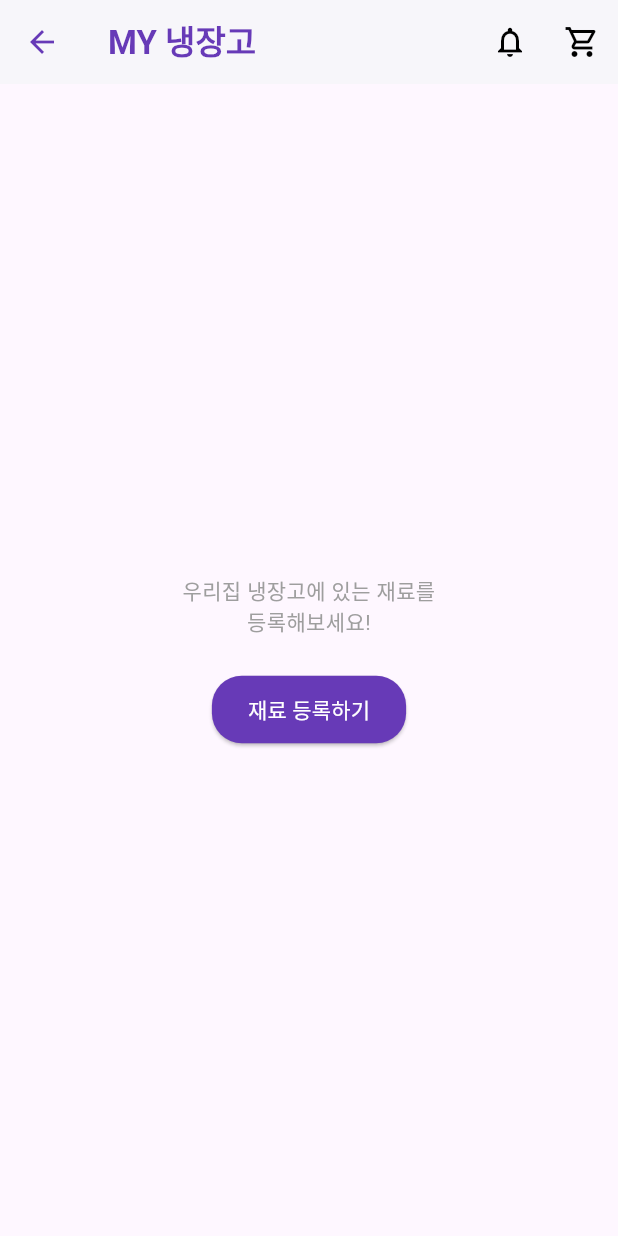
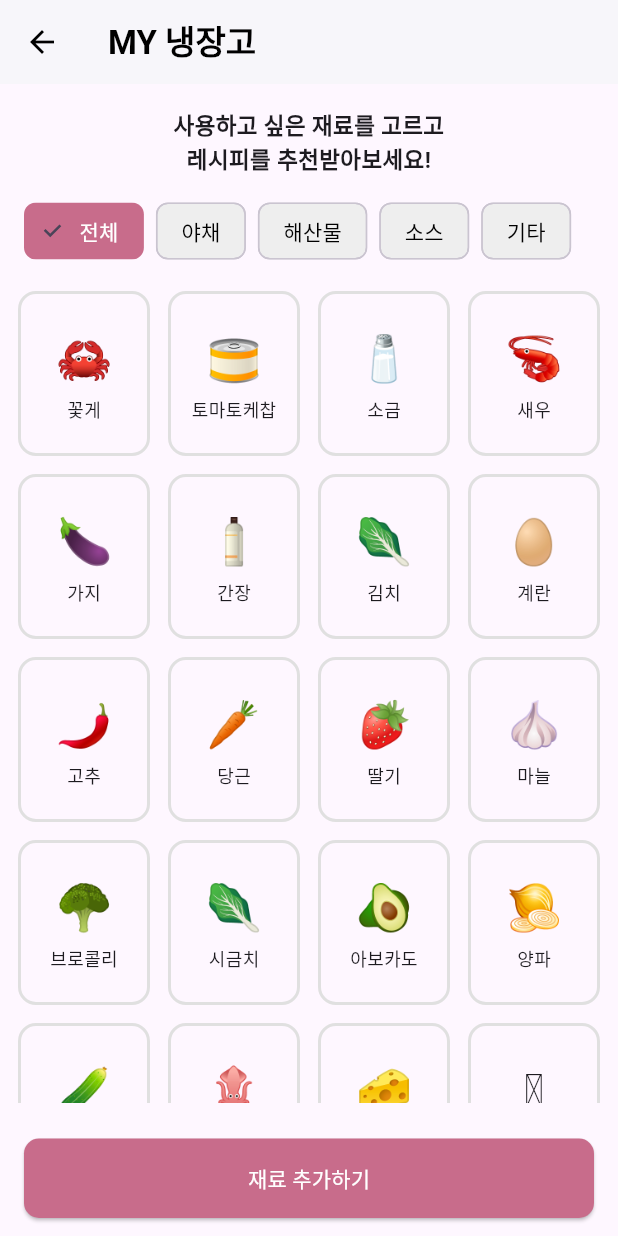
Before and after one commit to jinju9513/recipea-, a Flutter app: the RefrigPage screen opened directly, after a tap on "재료 등록하기", on a phone screen of 412 x 824 dp. Run offline on Flutter 3.47's test engine with Material 3 defaults, Android fonts, the phone set to English and light mode, and no system bars; our stand-ins replace material_design_icons_flutter.

Commit message:
feat : 냉장고 페이지, 필터링 기능 추가

```diff
--- /dev/null
+++ b/lib/UI/pages/refirg/ingredient_register_page.dart
@@ -0,0 +1,123 @@
+import 'package:flutter/material.dart';
+import 'package:recipea_app/UI/pages/refirg/my_frigerator_list_page.dart';
+import 'package:recipea_app/UI/pages/refirg/widgets/ingredient_category_tabs.dart';
+import 'package:recipea_app/UI/pages/refirg/widgets/ingredient_grid.dart';
+import 'package:recipea_app/UI/pages/refirg/widgets/refirg_app_bar.dart';
+
+class IngredientRegisterPage extends StatefulWidget {
+  const IngredientRegisterPage({super.key});
+
+  @override
+  State<IngredientRegisterPage> createState() => _IngredientRegisterPageState();
+}
+
+class _IngredientRegisterPageState extends State<IngredientRegisterPage> {
+  String selectedCategory = '전체';
+
+  final List<String> categories = ['전체', '야채', '해산물', '소스', '기타'];
+
+  final List<Map<String, dynamic>> ingredients = [
+    {'name': '꽃게', 'emoji': '🦀', 'category': '해산물'},
+    {'name': '토마토케찹', 'emoji': '🥫', 'category': '소스'},
+    {'name': '소금', 'emoji': '🧂', 'category': '소스'},
+    {'name': '새우', 'emoji': '🦐', 'category': '해산물'},
+    {'name': '가지', 'emoji': '🍆', 'category': '야채'},
+    {'name': '간장', 'emoji': '🧴', 'category': '소스'},
+    {'name': '김치', 'emoji': '🥬', 'category': '기타'},
+    {'name': '계란', 'emoji': '🥚', 'category': '기타'},
+    {'name': '고추', 'emoji': '🌶️', 'category': '야채'},
+    {'name': '당근', 'emoji': '🥕', 'category': '야채'},
+    {'name': '딸기', 'emoji': '🍓', 'category': '기타'},
+    {'name': '마늘', 'emoji': '🧄', 'category': '야채'},
+    {'name': '브로콜리', 'emoji': '🥦', 'category': '야채'},
+    {'name': '시금치', 'emoji': '🥬', 'category': '야채'},
+    {'name': '아보카도', 'emoji': '🥑', 'category': '야채'},
+    {'name': '양파', 'emoji': '🧅', 'category': '야채'},
+    {'name': '오이', 'emoji': '🥒', 'category': '야채'},
+    {'name': '오징어', 'emoji': '🦑', 'category': '해산물'},
+    {'name': '치즈', 'emoji': '🧀', 'category': '기타'},
+    {'name': '콩', 'emoji': '🫘', 'category': '기타'},
+    {'name': '피망', 'emoji': '🫑', 'category': '야채'},
+    {'name': '감자', 'emoji': '🥔', 'category': '야채'},
+  ];
+
+  final Set<String> selectedIngredients = {};
+
+  @override
+  Widget build(BuildContext context) {
+    return Scaffold(
+      appBar: buildMyAppBar('MY 냉장고'),
+      body: Column(
+        children: [
+          const SizedBox(height: 16),
+          const Text(
+            '사용하고 싶은 재료를 고르고\n레시피를 추천받아보세요!',
+            textAlign: TextAlign.center,
+            style: TextStyle(fontWeight: FontWeight.bold, fontSize: 15),
+          ),
+          const SizedBox(height: 16),
+          IngredientCategoryTabs(
+            categories: categories,
+            selectedCategory: selectedCategory,
+            onCategorySelected: (value) {
+              setState(() => selectedCategory = value);
+            },
+          ),
+          const SizedBox(height: 8),
+          Expanded(
+            child: IngredientGrid(
+              ingredients: _filteredIngredients(),
+              selectedIngredients: selectedIngredients,
+              onToggle: (name) {
+                setState(() {
+                  if (selectedIngredients.contains(name)) {
+                    selectedIngredients.remove(name);
+                  } else {
+                    selectedIngredients.add(name);
+                  }
+                });
+              },
+            ),
+          ),
+          Padding(
+            padding: const EdgeInsets.symmetric(vertical: 12, horizontal: 16),
+            child: SizedBox(
+              width: double.infinity,
+              child: ElevatedButton(
+                onPressed: () {
+                  Navigator.push(
+                    context,
+                    MaterialPageRoute(
+                      builder: (_) => MyRefrigeratorListPage(
+                        selectedItems: selectedIngredients.toList(),
+                      ),
+                    ),
+                  );
+                },
+                style: ElevatedButton.styleFrom(
+                  backgroundColor: const Color(0xFFC86C8B),
+                  shape: RoundedRectangleBorder(
+                    borderRadius: BorderRadius.circular(10),
+                  ),
+                  padding: const EdgeInsets.symmetric(vertical: 16),
+                ),
+                child: const Text(
+                  '재료 추가하기',
+                  style: TextStyle(color: Colors.white),
+                ),
+              ),
+            ),
+          ),
+        ],
+      ),
+    );
+  }
+
+  List<Map<String, dynamic>> _filteredIngredients() {
+    return selectedCategory == '전체'
+        ? ingredients
+        : ingredients
+            .where((item) => item['category'] == selectedCategory)
+            .toList();
+  }
+}
--- a/lib/UI/pages/refirg/refrig_page.dart
+++ b/lib/UI/pages/refirg/refrig_page.dart
@@ -1,4 +1,7 @@
 import 'package:flutter/material.dart';
+import 'package:recipea_app/UI/pages/refirg/ingredient_register_page.dart';
+import 'package:recipea_app/UI/pages/refirg/widgets/refirg_app_bar.dart';
+import 'package:recipea_app/core/colors.dart';
 
 class RefrigPage extends StatelessWidget {
   const RefrigPage({super.key});
@@ -6,34 +9,7 @@ class RefrigPage extends StatelessWidget {
   @override
   Widget build(BuildContext context) {
     return Scaffold(
-      appBar: AppBar(
-        backgroundColor: Colors.white,
-        leading: IconButton(
-          icon: const Icon(Icons.arrow_back, color: Colors.deepPurple),
-          onPressed: () {
-            Navigator.pop(context);
-          },
-        ),
-        title: const Text(
-          'MY 냉장고',
-          style: TextStyle(
-            color: Colors.deepPurple,
-            fontWeight: FontWeight.bold,
-          ),
-        ),
-        actions: [
-          IconButton(
-            icon: const Icon(Icons.notifications_none, color: Colors.black),
-            onPressed: () {},
-          ),
-          IconButton(
-            icon: const Icon(Icons.shopping_cart_outlined, color: Colors.black),
-            onPressed: () {},
-          ),
-        ],
-        elevation: 1,
-        centerTitle: false,
-      ),
+      appBar:buildMyAppBar('My냉장고'),
       body: Center(
         child: Column(
           mainAxisAlignment: MainAxisAlignment.center,
@@ -49,14 +25,17 @@ class RefrigPage extends StatelessWidget {
             const SizedBox(height: 24),
             ElevatedButton(
               style: ElevatedButton.styleFrom(
-                backgroundColor: Colors.deepPurple,
+                backgroundColor: AppColors.mainPink,
                 shape: RoundedRectangleBorder(
                   borderRadius: BorderRadius.circular(20),
                 ),
                 padding: const EdgeInsets.symmetric(horizontal: 24, vertical: 12),
               ),
               onPressed: () {
-                // 재료 등록 페이지로 이동
+                Navigator.push(
+              context,
+              MaterialPageRoute(builder: (_) => const IngredientRegisterPage()),
+            );
               },
               child: const Text(
                 '재료 등록하기',
--- /dev/null
+++ b/lib/UI/pages/refirg/widgets/ingredient_category_tabs.dart
@@ -0,0 +1,42 @@
+import 'package:flutter/material.dart';
+
+class IngredientCategoryTabs extends StatelessWidget {
+  final List<String> categories;
+  final String selectedCategory;
+  final Function(String) onCategorySelected;
+
+  const IngredientCategoryTabs({
+    super.key,
+    required this.categories,
+    required this.selectedCategory,
+    required this.onCategorySelected,
+  });
+
+  @override
+  Widget build(BuildContext context) {
+    return SizedBox(
+      height: 40,
+      child: ListView.separated(
+        scrollDirection: Axis.horizontal,
+        padding: const EdgeInsets.symmetric(horizontal: 16),
+        itemCount: categories.length,
+        separatorBuilder: (_, __) => const SizedBox(width: 8),
+        itemBuilder: (context, index) {
+          final category = categories[index];
+          final isSelected = selectedCategory == category;
+
+          return ChoiceChip(
+            label: Text(category),
+            selected: isSelected,
+            onSelected: (_) => onCategorySelected(category),
+            selectedColor: const Color(0xFFC86C8B),
+            backgroundColor: Colors.grey.shade200,
+            labelStyle: TextStyle(
+              color: isSelected ? Colors.white : Colors.black,
+            ),
+          );
+        },
+      ),
+    );
+  }
+}
--- /dev/null
+++ b/lib/UI/pages/refirg/widgets/ingredient_grid.dart
@@ -0,0 +1,57 @@
+import 'package:flutter/material.dart';
+
+class IngredientGrid extends StatelessWidget {
+  final List<Map<String, dynamic>> ingredients;
+  final Set<String> selectedIngredients;
+  final Function(String) onToggle;
+
+  const IngredientGrid({
+    super.key,
+    required this.ingredients,
+    required this.selectedIngredients,
+    required this.onToggle,
+  });
+
+  @override
+  Widget build(BuildContext context) {
+    return Padding(
+      padding: const EdgeInsets.all(12),
+      child: GridView.builder(
+        itemCount: ingredients.length,
+        gridDelegate: const SliverGridDelegateWithFixedCrossAxisCount(
+          crossAxisCount: 4,
+          mainAxisSpacing: 12,
+          crossAxisSpacing: 12,
+          childAspectRatio: 0.8,
+        ),
+        itemBuilder: (context, index) {
+          final item = ingredients[index];
+          final name = item['name'];
+          final emoji = item['emoji'];
+          final isSelected = selectedIngredients.contains(name);
+
+          return GestureDetector(
+            onTap: () => onToggle(name),
+            child: Container(
+              decoration: BoxDecoration(
+                border: Border.all(
+                  color: isSelected ? const Color(0xFFC86C8B) : Colors.grey.shade300,
+                  width: 2,
+                ),
+                borderRadius: BorderRadius.circular(12),
+              ),
+              child: Column(
+                mainAxisAlignment: MainAxisAlignment.center,
+                children: [
+                  Text(emoji, style: const TextStyle(fontSize: 30)),
+                  const SizedBox(height: 4),
+                  Text(name, style: const TextStyle(fontSize: 12)),
+                ],
+              ),
+            ),
+          );
+        },
+      ),
+    );
+  }
+}
```
